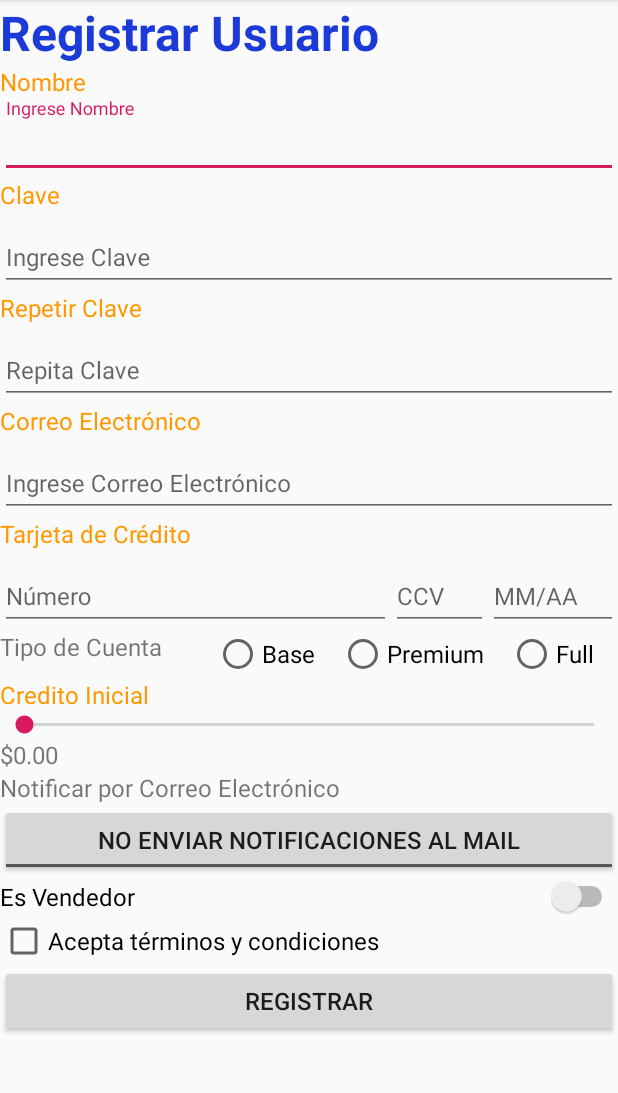
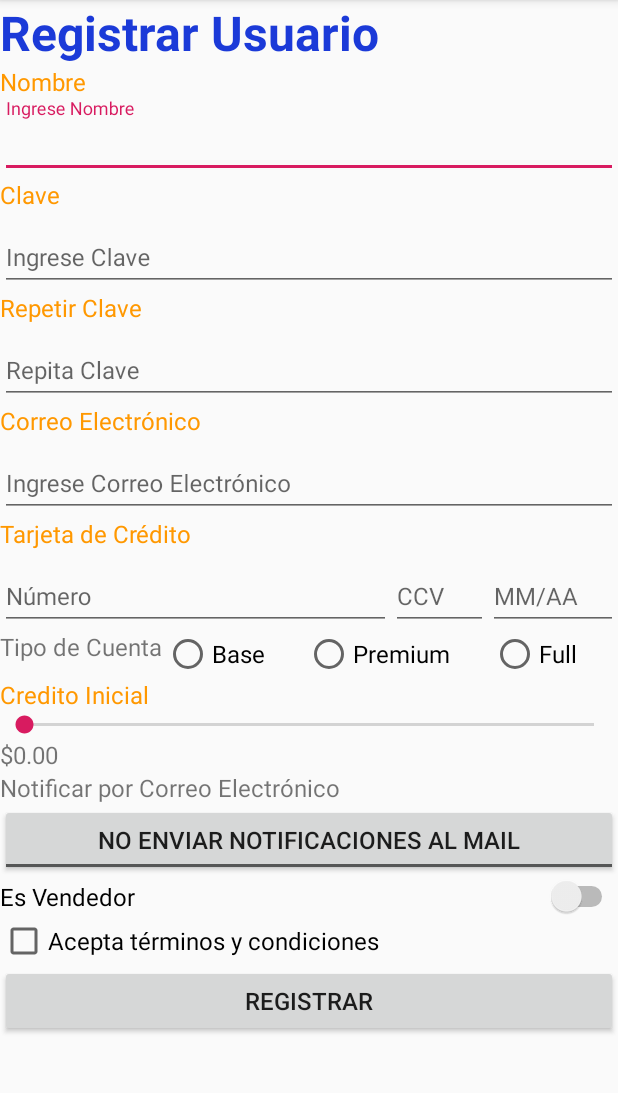
Before and after one commit to HerniiGoH/SendMeal, an Android app: the screen it shows after launch (MainActivity), on a phone screen of 412 x 824 dp, the part 84-1177 px from its top. Run offline under Robolectric (Android 15) with nearby library versions, the phone set to English and light mode, and no system bars.

```diff
--- a/app/src/main/java/isi/dam/sendmeal/MainActivity.java
+++ b/app/src/main/java/isi/dam/sendmeal/MainActivity.java
@@ -42,9 +42,9 @@ public class MainActivity extends AppCompatActivity {
         credito.setOnSeekBarChangeListener(new SeekBar.OnSeekBarChangeListener(){
             @Override
             public void onProgressChanged(SeekBar seekBar, int progress, boolean fromUser){
-                int val = (progress * (seekBar.getWidth() - 2 * seekBar.getThumbOffset())) / seekBar.getMax();
+                int val = progress;//(progress * (seekBar.getWidth() - 2 * seekBar.getThumbOffset())) / seekBar.getMax();
                 montoCredito.setText(formatoMonto.format(val));
-                montoCredito.setX(seekBar.getX() + val + seekBar.getThumbOffset() / 2);
+                montoCredito.setX(seekBar.getThumb().getBounds().left - val/15);
             }
 
             @Override
--- a/app/src/main/res/layout/activity_main.xml
+++ b/app/src/main/res/layout/activity_main.xml
@@ -166,22 +166,17 @@
 
             <TextView
                 android:id="@+id/TipoCuenta"
-                android:layout_width="190dp"
+                android:layout_width="145dp"
                 android:layout_height="wrap_content"
                 android:layout_weight="0.25"
-                android:textSize="@dimen/etiquetas"
-                android:text="@string/TipoCuentaString" />
+                android:text="@string/TipoCuentaString"
+                android:textSize="@dimen/etiquetas" />
 
             <RadioGroup
                 android:layout_width="match_parent"
                 android:layout_height="wrap_content"
                 android:layout_weight="0.75"
                 android:orientation="horizontal">
-
-                <LinearLayout
-                    android:layout_width="match_parent"
-                    android:layout_height="wrap_content"
-                    android:layout_weight="0.3">
 
                 <RadioButton
                     android:id="@+id/ButtonBase"
@@ -206,7 +201,6 @@
                     android:layout_weight="0.3"
                     android:textSize="@dimen/etiquetas"
                     android:text="@string/TipoCuentaFullString" />
-                </LinearLayout>
 
             </RadioGroup>
 
```
Lines whose indentation alone changed are shown as unchanged.
